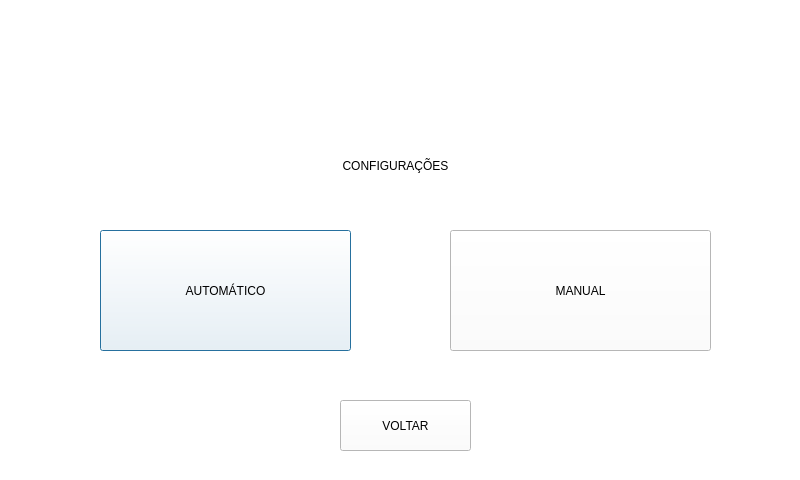
Above: Qt_code/Codigo_v1/testing_image/secdialog.ui from roneiFonseca/Sofia_Interface before the change. Below: the same form after it.
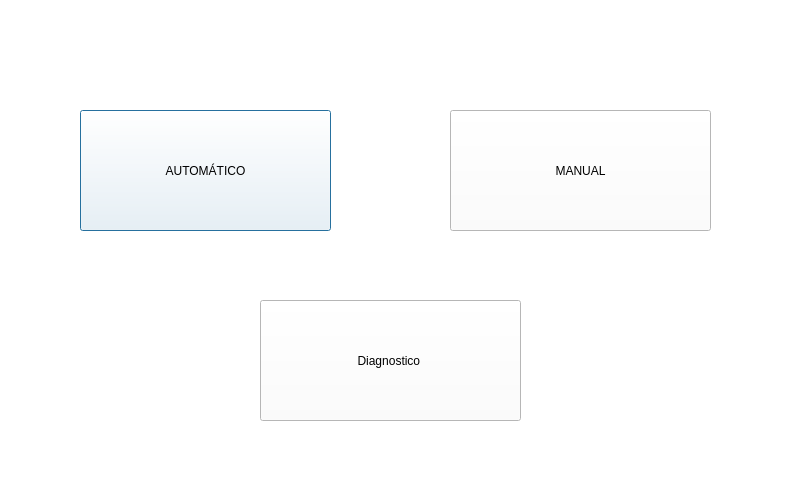
That is the form after the change.

```diff
--- a/Qt_code/Codigo_v1/testing_image/secdialog.ui
+++ b/Qt_code/Codigo_v1/testing_image/secdialog.ui
@@ -29,30 +29,11 @@
     <string/>
    </property>
   </widget>
-  <widget class="QLabel" name="label_2">
-   <property name="geometry">
-    <rect>
-     <x>200</x>
-     <y>130</y>
-     <width>391</width>
-     <height>71</height>
-    </rect>
-   </property>
-   <property name="styleSheet">
-    <string notr="true">font: 26pt &quot;Arial&quot;;</string>
-   </property>
-   <property name="text">
-    <string>CONFIGURAÇÕES</string>
-   </property>
-   <property name="alignment">
-    <set>Qt::AlignCenter</set>
-   </property>
-  </widget>
   <widget class="QPushButton" name="pushButton">
    <property name="geometry">
     <rect>
-     <x>100</x>
-     <y>230</y>
+     <x>80</x>
+     <y>110</y>
      <width>251</width>
      <height>121</height>
     </rect>
@@ -70,7 +51,7 @@
    <property name="geometry">
     <rect>
      <x>450</x>
-     <y>230</y>
+     <y>110</y>
      <width>261</width>
      <height>121</height>
     </rect>
@@ -85,17 +66,17 @@
   <widget class="QPushButton" name="pushButton_3">
    <property name="geometry">
     <rect>
-     <x>340</x>
-     <y>400</y>
-     <width>131</width>
-     <height>51</height>
+     <x>260</x>
+     <y>300</y>
+     <width>261</width>
+     <height>121</height>
     </rect>
    </property>
    <property name="styleSheet">
     <string notr="true">font: 12pt &quot;Arial&quot;;</string>
    </property>
    <property name="text">
-    <string>VOLTAR</string>
+    <string>Diagnostico </string>
    </property>
   </widget>
  </widget>
```
Left out of the diff: 2 changed lines with no effect on the pictures.
